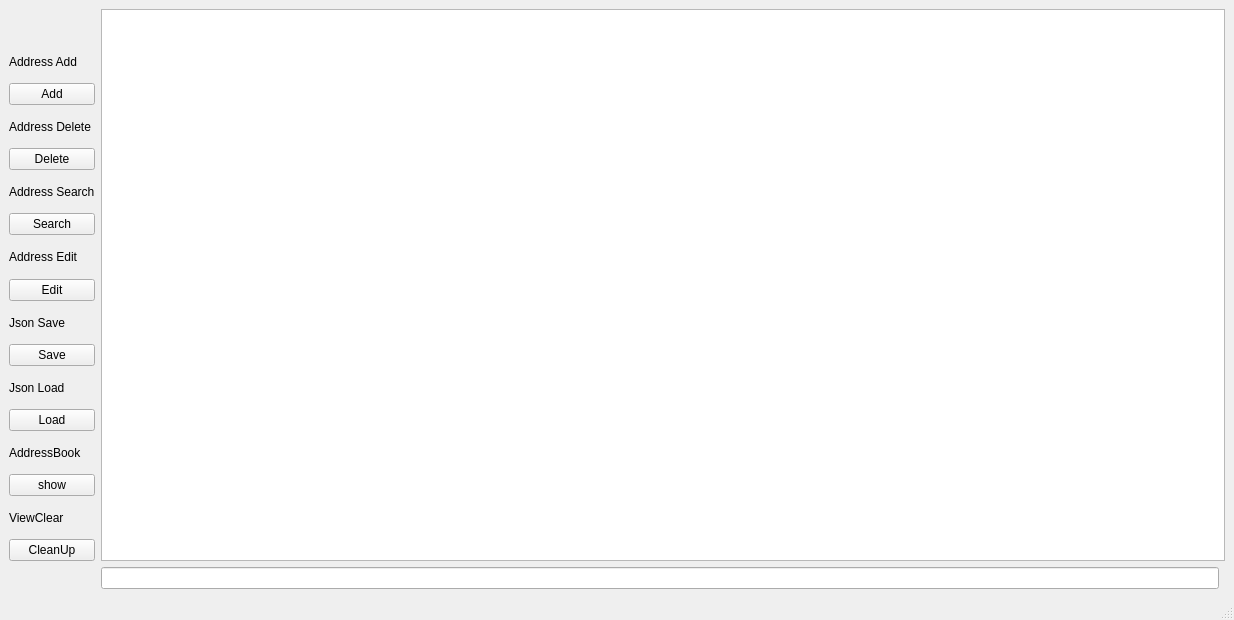
Before: the Qt Designer form mainwindow.ui in minseokkim27/2mygit, drawn with Qt 5.
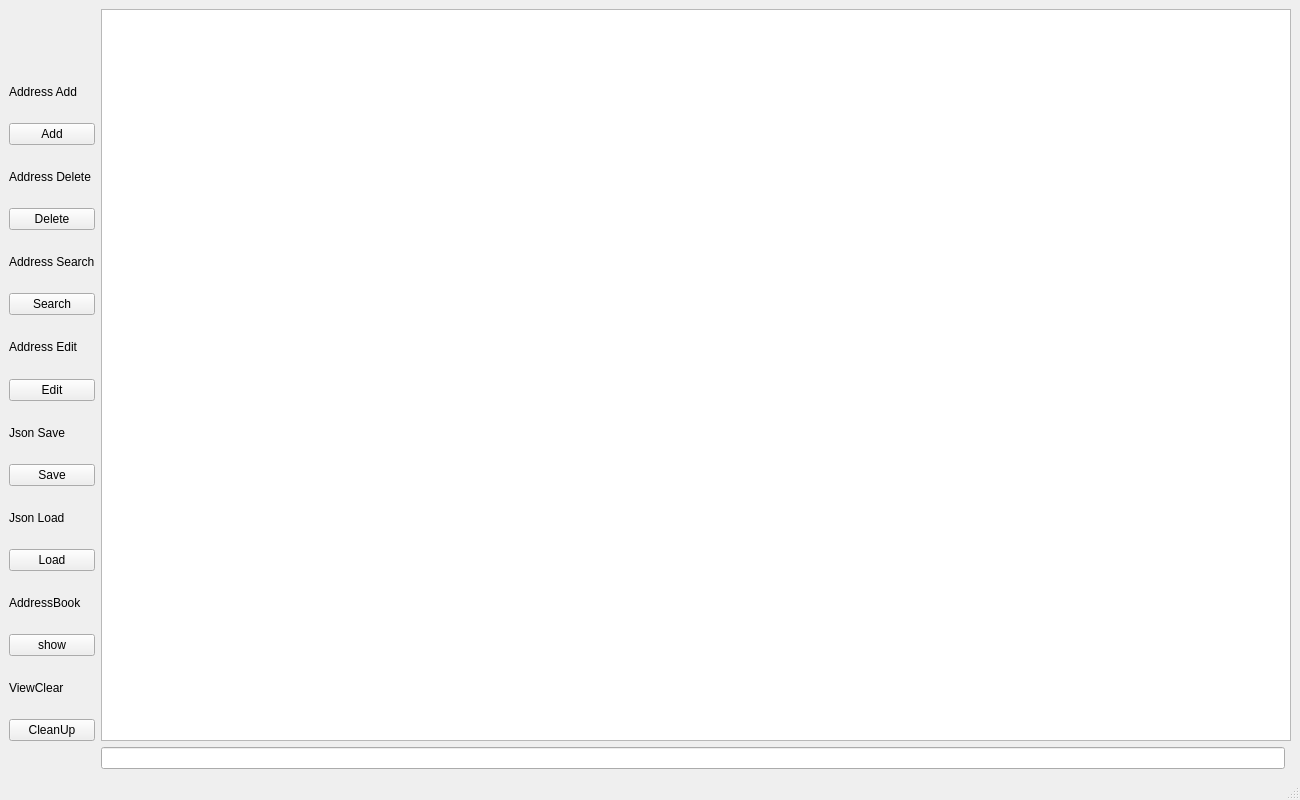
After: the same form once the commit is applied.

Diff of the .ui file:
```diff
--- a/mainwindow.ui
+++ b/mainwindow.ui
@@ -6,8 +6,8 @@
    <rect>
     <x>0</x>
     <y>0</y>
-    <width>1234</width>
-    <height>620</height>
+    <width>1300</width>
+    <height>800</height>
    </rect>
   </property>
   <property name="windowTitle">
```
Left out of the diff: 2 changed lines with no effect on the pictures.
